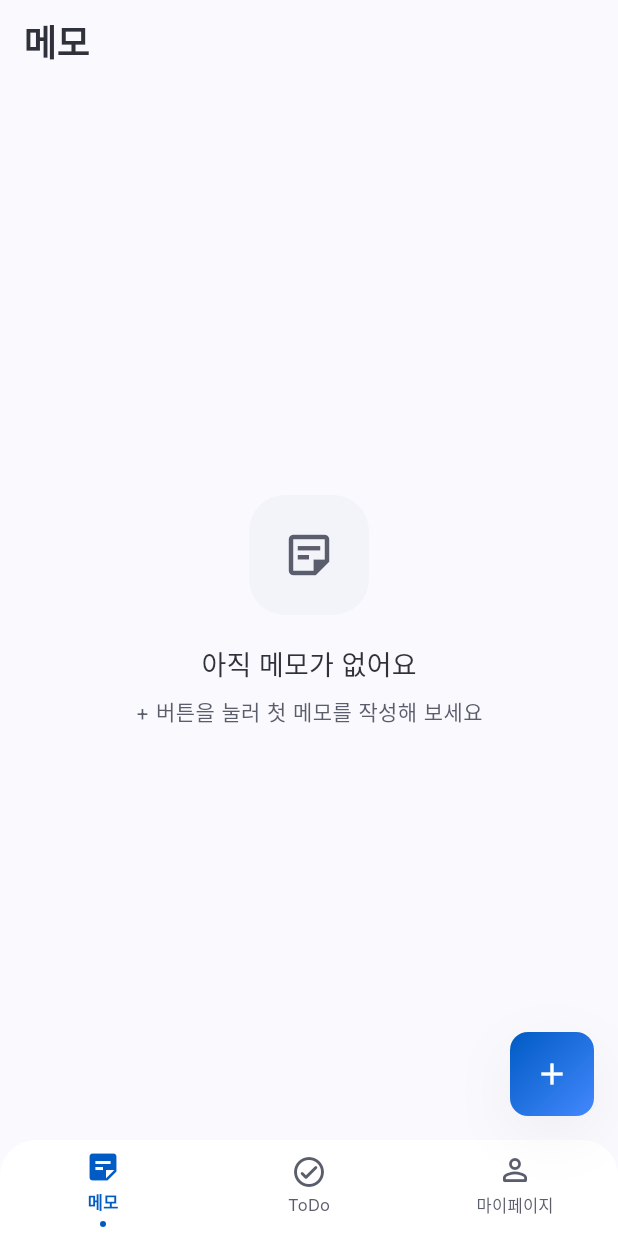
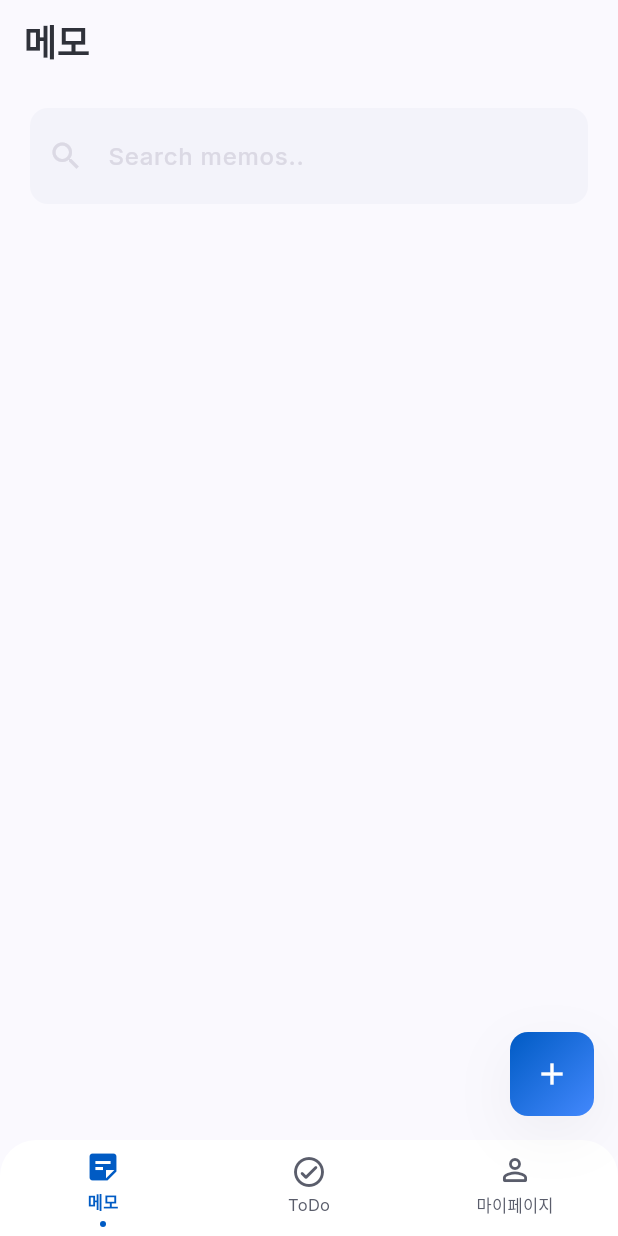
Before and after one commit to jeonhl7579/memotd, a Flutter app: the screen it shows after launch, on a phone screen of 412 x 824 dp. Run offline on Flutter 3.47's test engine with Material 3 defaults, Android fonts, the phone set to English and light mode, and no system bars; our stand-ins replace drift, flutter_riverpod, freezed_annotation, go_router, google_fonts; missing offline and left inert: flutter_quill; accounts and stored records are empty; generated files the repository leaves out were written again.

Commit message:
feat : NoteListRepository, NoteListRepositoryImpl 추가 fix : NoteRepository -> NoteWriteRepository 리네임 fix : NoteRepositoryImpl -> NoteWriteRepositoryImpl 리네임

```diff
--- a/lib/domain/repositories/note_repository.dart
+++ b/lib/domain/repositories/note_write_repository.dart
@@ -1,6 +1,6 @@
 import 'package:memotd/domain/models/note_model.dart';
 
-abstract class NoteRepository {
+abstract class NoteWriteRepository {
   Future<List<NoteModel>> getNotes();
   Future<NoteModel?> getNoteById(int id);
   Future<NoteModel> createNote(NoteModel note);
--- a/lib/presentation/notes/providers/note_write/note_write_provider.dart
+++ b/lib/presentation/notes/providers/note_write/note_write_provider.dart
@@ -1,5 +1,5 @@
 import 'package:flutter_riverpod/flutter_riverpod.dart';
-import 'package:memotd/data/repositories/note_repository_impl.dart';
+import 'package:memotd/data/repositories/note_write_repository_impl.dart';
 import 'package:memotd/domain/models/note_model.dart';
 import 'package:memotd/presentation/notes/providers/note_write/note_write_state.dart';
 
@@ -49,7 +49,7 @@ class NoteWriteNotifier extends AsyncNotifier<NoteWriteState> {
 
     state = AsyncValue.data(currentState.copyWith(isSaving: true));
     try {
-      final repository = ref.read(noteRepositoryProvider);
+      final repository = ref.read(noteWriteRepositoryProvider);
 
       final note = NoteModel(
         title: currentState.title,
--- a/lib/presentation/notes/screens/note_list_screen.dart
+++ b/lib/presentation/notes/screens/note_list_screen.dart
@@ -1,5 +1,7 @@
 import 'package:flutter/material.dart';
 import 'package:flutter_riverpod/flutter_riverpod.dart';
+import 'package:memotd/presentation/notes/widgets/search_field.dart';
+import 'package:memotd/utils/sizes.dart';
 
 class NoteListScreen extends ConsumerWidget {
   const NoteListScreen({super.key});
@@ -12,7 +14,21 @@ class NoteListScreen extends ConsumerWidget {
     return Scaffold(
       backgroundColor: cs.surface,
       appBar: AppBar(title: Text('메모', style: theme.textTheme.headlineSmall)),
-      body: SafeArea(child: const Center(child: _EmptyNoteState())),
+      body: SafeArea(
+        child: Padding(
+          padding: const EdgeInsets.symmetric(horizontal: 20),
+          child: Column(
+            children: [
+              Gaps.v16,
+              NoteSearchField(
+                controller: TextEditingController(),
+                onChanged: (value) {},
+                onSubmitted: (value) {},
+              ),
+            ],
+          ),
+        ),
+      ),
     );
   }
 }
--- /dev/null
+++ b/lib/presentation/notes/widgets/search_field.dart
@@ -0,0 +1,50 @@
+import 'package:flutter/material.dart';
+import 'package:memotd/theme/app_colors.dart';
+
+class NoteSearchField extends StatelessWidget {
+  final TextEditingController controller;
+  final void Function(String) onChanged;
+  final void Function(String) onSubmitted;
+  const NoteSearchField({
+    super.key,
+    required this.controller,
+    required this.onChanged,
+    required this.onSubmitted,
+  });
+
+  @override
+  Widget build(BuildContext context) {
+    return TextField(
+      controller: controller,
+      onChanged: onChanged,
+      onSubmitted: onSubmitted,
+      decoration: InputDecoration(
+        hintText: "Search memos..",
+        border: noteSearchFieldBorder(),
+        focusedBorder: noteSearchFieldBorder(),
+        enabledBorder: noteSearchFieldBorder(),
+        errorBorder: noteSearchFieldBorder(),
+        isDense: true,
+        contentPadding: EdgeInsets.symmetric(vertical: 20, horizontal: 6),
+        prefixIcon: Icon(Icons.search, size: 24, color: AppColors.hintText),
+
+        // prefixIconConstraints: BoxConstraints(minWidth: 24, minHeight: 24),
+        hintStyle: Theme.of(context).textTheme.bodyLarge?.copyWith(
+          color: AppColors.hintText,
+          fontWeight: FontWeight.w500,
+        ),
+      ),
+      style: Theme.of(context).textTheme.bodyLarge?.copyWith(
+        color: AppColors.onSurface,
+        fontWeight: FontWeight.w500,
+      ),
+    );
+  }
+}
+
+OutlineInputBorder noteSearchFieldBorder() {
+  return OutlineInputBorder(
+    borderSide: BorderSide.none,
+    borderRadius: BorderRadius.all(Radius.circular(12)),
+  );
+}
```
Also changed, not shown: lib/data/repositories/note_list_repository_impl.dart (added, +52 -0 lines), lib/data/repositories/note_write_repository_impl.dart (renamed from lib/data/repositories/note_repository_impl.dart, +5 -5 lines), lib/domain/repositories/note_list_repository.dart (added, +7 -0 lines), 2 other files.
